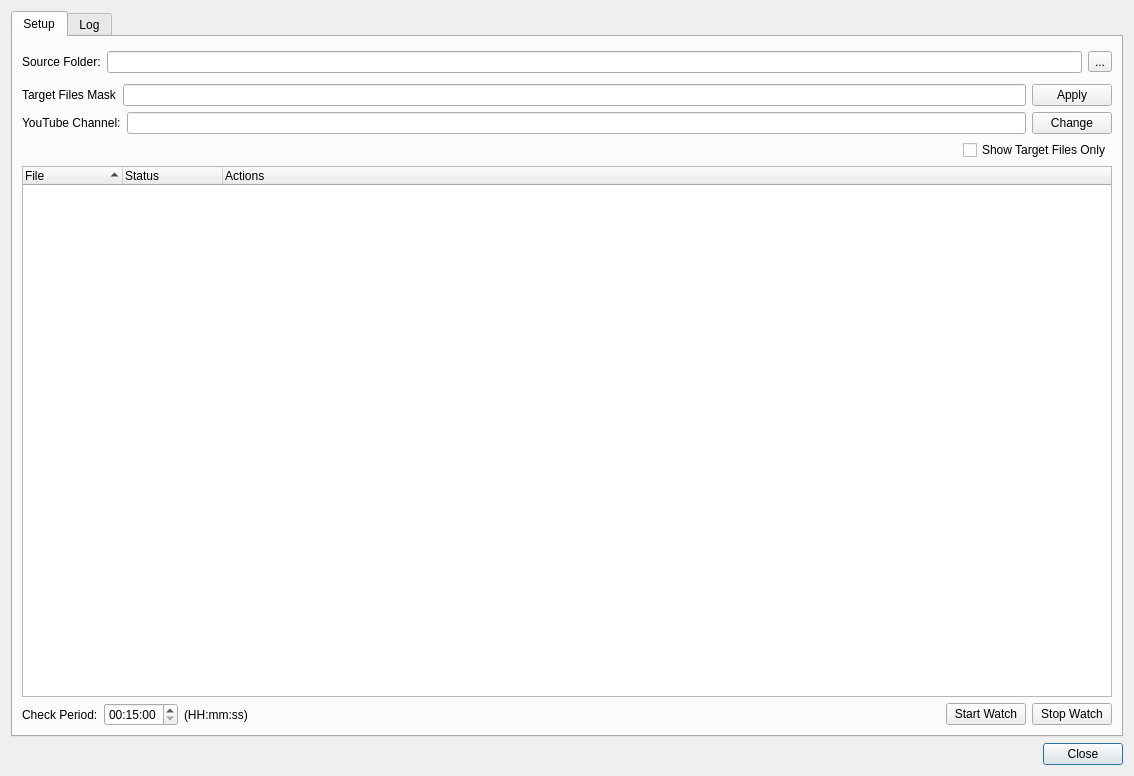
DiPaolo/watchdog-yt-uploader, file main_dialog.ui: the form before one commit.
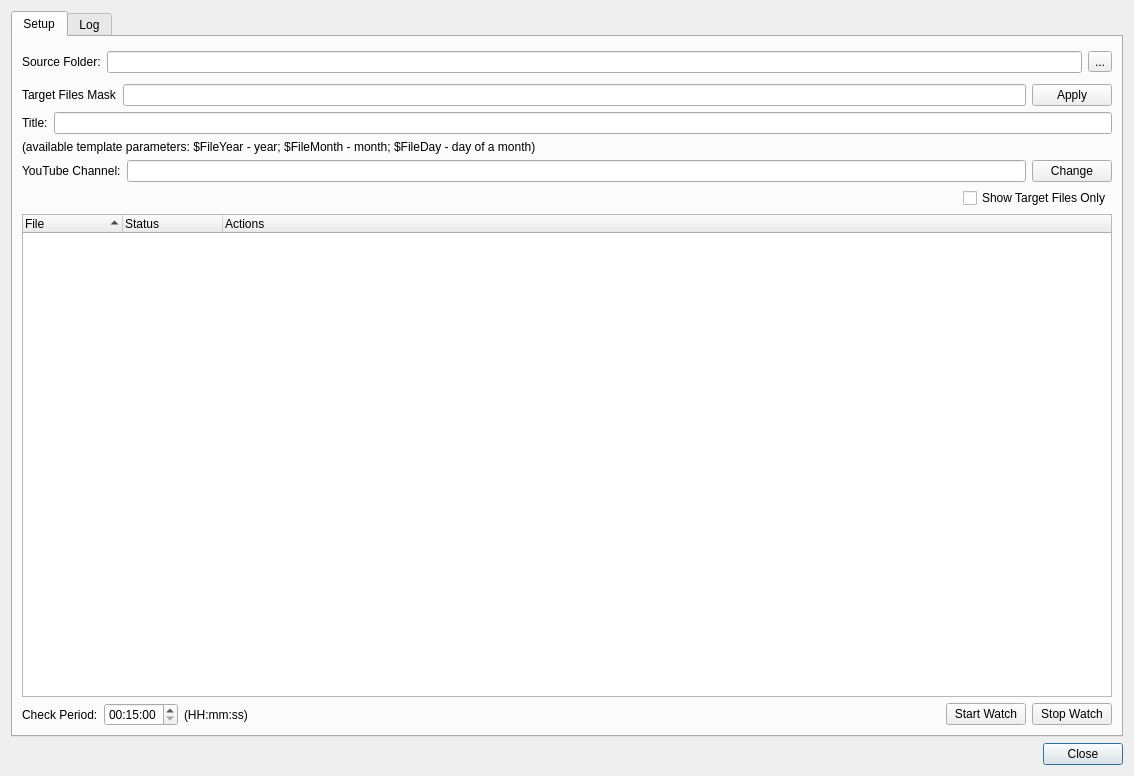
The form after the commit.

Commit message: set the required title when upload

Diff of the .ui file:
```diff
--- a/main_dialog.ui
+++ b/main_dialog.ui
@@ -39,7 +39,7 @@
       <attribute name="title">
        <string>Setup</string>
       </attribute>
-      <layout class="QGridLayout" name="gridLayout">
+      <layout class="QGridLayout" name="gridLayout_4">
        <item row="0" column="0">
         <layout class="QHBoxLayout" name="horizontalLayout_2">
          <property name="topMargin">
@@ -88,7 +88,7 @@
          </item>
         </layout>
        </item>
-       <item row="2" column="0">
+       <item row="3" column="0">
         <layout class="QHBoxLayout" name="horizontalLayout">
          <property name="spacing">
           <number>-1</number>
@@ -128,38 +128,7 @@
          </item>
         </layout>
        </item>
-       <item row="3" column="0">
-        <layout class="QHBoxLayout" name="horizontalLayout_3">
-         <item>
-          <widget class="QLabel" name="target_files_stats">
-           <property name="text">
-            <string>&lt;placeholder&gt;</string>
-           </property>
-          </widget>
-         </item>
-         <item>
-          <spacer name="horizontalSpacer_2">
-           <property name="orientation">
-            <enum>Qt::Horizontal</enum>
-           </property>
-           <property name="sizeHint" stdset="0">
-            <size>
-             <width>40</width>
-             <height>20</height>
-            </size>
-           </property>
-          </spacer>
-         </item>
-         <item>
-          <widget class="QCheckBox" name="show_target_files_only">
-           <property name="text">
-            <string>Show Target Files Only</string>
-           </property>
-          </widget>
-         </item>
-        </layout>
-       </item>
-       <item row="4" column="0">
+       <item row="5" column="0">
         <widget class="QTreeWidget" name="files_tree">
          <property name="sortingEnabled">
           <bool>true</bool>
@@ -184,7 +153,28 @@
          </column>
         </widget>
        </item>
-       <item row="5" column="0">
+       <item row="2" column="0">
+        <layout class="QGridLayout" name="gridLayout">
+         <item row="0" column="0">
+          <widget class="QLabel" name="label_3">
+           <property name="text">
+            <string>Title:</string>
+           </property>
+          </widget>
+         </item>
+         <item row="0" column="1">
+          <widget class="QLineEdit" name="title_template"/>
+         </item>
+         <item row="1" column="0" colspan="2">
+          <widget class="QLabel" name="label_4">
+           <property name="text">
+            <string>(available template parameters: $FileYear - year; $FileMonth - month; $FileDay - day of a month)</string>
+           </property>
+          </widget>
+         </item>
+        </layout>
+       </item>
+       <item row="6" column="0">
         <layout class="QHBoxLayout" name="horizontalLayout_6">
          <item>
           <widget class="QLabel" name="label_6">
@@ -243,6 +233,37 @@
          </item>
         </layout>
        </item>
+       <item row="4" column="0">
+        <layout class="QHBoxLayout" name="horizontalLayout_3">
+         <item>
+          <widget class="QLabel" name="target_files_stats">
+           <property name="text">
+            <string>&lt;placeholder&gt;</string>
+           </property>
+          </widget>
+         </item>
+         <item>
+          <spacer name="horizontalSpacer_2">
+           <property name="orientation">
+            <enum>Qt::Horizontal</enum>
+           </property>
+           <property name="sizeHint" stdset="0">
+            <size>
+             <width>40</width>
+             <height>20</height>
+            </size>
+           </property>
+          </spacer>
+         </item>
+         <item>
+          <widget class="QCheckBox" name="show_target_files_only">
+           <property name="text">
+            <string>Show Target Files Only</string>
+           </property>
+          </widget>
+         </item>
+        </layout>
+       </item>
       </layout>
      </widget>
      <widget class="QWidget" name="tab_2">
```
The commit also changes 4 other files.
